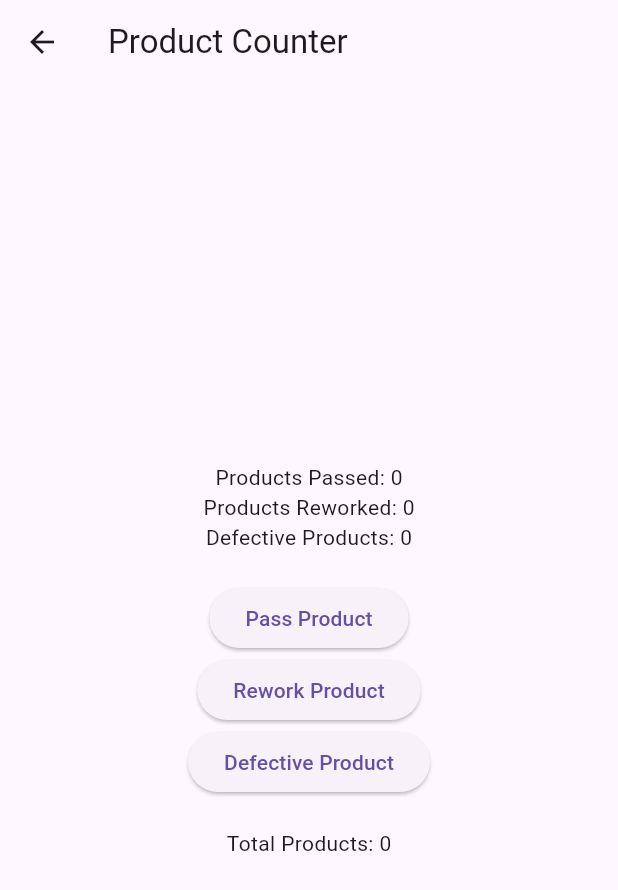
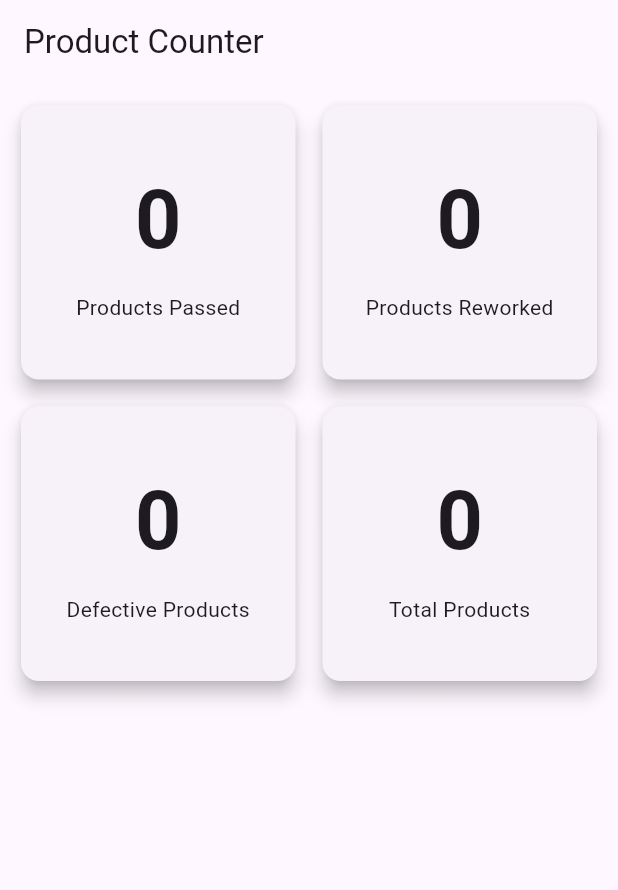
Before and after one commit to VX154/fevomo, a Flutter app: the CounterScreen screen opened directly, on a phone screen of 412 x 824 dp. Shown: the top 890 px of the screen. Run offline on Flutter 3.47's test engine with Material 3 defaults, Android fonts, the light colour scheme and no system bars.

Commit message:
Change display data to 2x2 Matrix style

```diff
--- a/lib/main.dart
+++ b/lib/main.dart
@@ -1,56 +1,4 @@
 import 'package:flutter/material.dart';
-
-void main() {
-  runApp(MyApp());
-}
-
-class MyApp extends StatelessWidget {
-  @override
-  Widget build(BuildContext context) {
-    return MaterialApp(
-      title: 'Product Counter App',
-      theme: ThemeData(
-        primarySwatch: Colors.blue,
-      ),
-      home: MainMenu(),
-      debugShowCheckedModeBanner: false,
-    );
-  }
-}
-
-class MainMenu extends StatelessWidget {
-  @override
-  Widget build(BuildContext context) {
-    return Scaffold(
-      appBar: AppBar(
-        title: Text('Product Counter'),
-      ),
-      body: Center(
-        child: Column(
-          mainAxisAlignment: MainAxisAlignment.center,
-          children: [
-            ElevatedButton(
-              onPressed: () {
-                Navigator.push(
-                  context,
-                  MaterialPageRoute(builder: (context) => CounterScreen()),
-                );
-              },
-              child: Text('Start Counter'),
-            ),
-            SizedBox(height: 20),
-            ElevatedButton(
-              onPressed: () {
-                // Add functionality for other menu options as needed
-              },
-              child: Text('Other Option'),
-            ),
-          ],
-        ),
-      ),
-    );
-  }
-}
 
 class CounterScreen extends StatefulWidget {
   @override
@@ -69,45 +17,72 @@ class _CounterScreenState extends State<CounterScreen> {
         title: Text('Product Counter'),
       ),
       body: Center(
-        child: Column(
-          mainAxisAlignment: MainAxisAlignment.center,
+        child: GridView.count(
+          crossAxisCount: 2,
+          crossAxisSpacing: 10.0,
+          mainAxisSpacing: 10.0,
+          padding: EdgeInsets.all(10.0),
           children: [
-            Text('Products Passed: $passCount'),
-            Text('Products Reworked: $reworkCount'),
-            Text('Defective Products: $defectiveCount'),
-            SizedBox(height: 20),
-            ElevatedButton(
-              onPressed: () {
-                // Simulate a product passing through
+            _buildCategoryCard('Products Passed', passCount, () {
               setState(() {
                 passCount++;
               });
-              },
-              child: Text('Pass Product'),
-            ),
-            ElevatedButton(
-              onPressed: () {
-                // Simulate a product needing rework
+            }),
+            _buildCategoryCard('Products Reworked', reworkCount, () {
               setState(() {
                 reworkCount++;
               });
-              },
-              child: Text('Rework Product'),
-            ),
-            ElevatedButton(
-              onPressed: () {
-                // Simulate a defective product
+            }),
+            _buildCategoryCard('Defective Products', defectiveCount, () {
               setState(() {
                 defectiveCount++;
               });
-              },
-              child: Text('Defective Product'),
-            ),
-            SizedBox(height: 20),
-            Text('Total Products: ${passCount + reworkCount + defectiveCount}'),
+            }),
+            _buildCategoryCard('Total Products', passCount + reworkCount + defectiveCount, null),
           ],
         ),
       ),
     );
   }
+
+  Widget _buildCategoryCard(String category, int count, VoidCallback? onPressed) {
+    return Card(
+      elevation: 5.0,
+      child: InkWell(
+        onTap: onPressed,
+        child: Padding(
+          padding: const EdgeInsets.all(15.0),
+          child: Column(
+            mainAxisAlignment: MainAxisAlignment.center,
+            children: [
+              Text(
+                '$count',
+                style: TextStyle(fontSize: 54.0, fontWeight: FontWeight.bold),
+              ),
+              SizedBox(height: 10.0),
+              Text(category, textAlign: TextAlign.center),
+            ],
+          ),
+        ),
+      ),
+    );
   }
+}
+
+void main() {
+  runApp(MyApp());
+}
+
+class MyApp extends StatelessWidget {
+  @override
+  Widget build(BuildContext context) {
+    return MaterialApp(
+      title: 'Product Counter App',
+      theme: ThemeData(
+        primarySwatch: Colors.blue,
+      ),
+      home: CounterScreen(),
+      debugShowCheckedModeBanner: false,
+    );
+  }
+}
```
Lines whose indentation alone changed are shown as unchanged.
